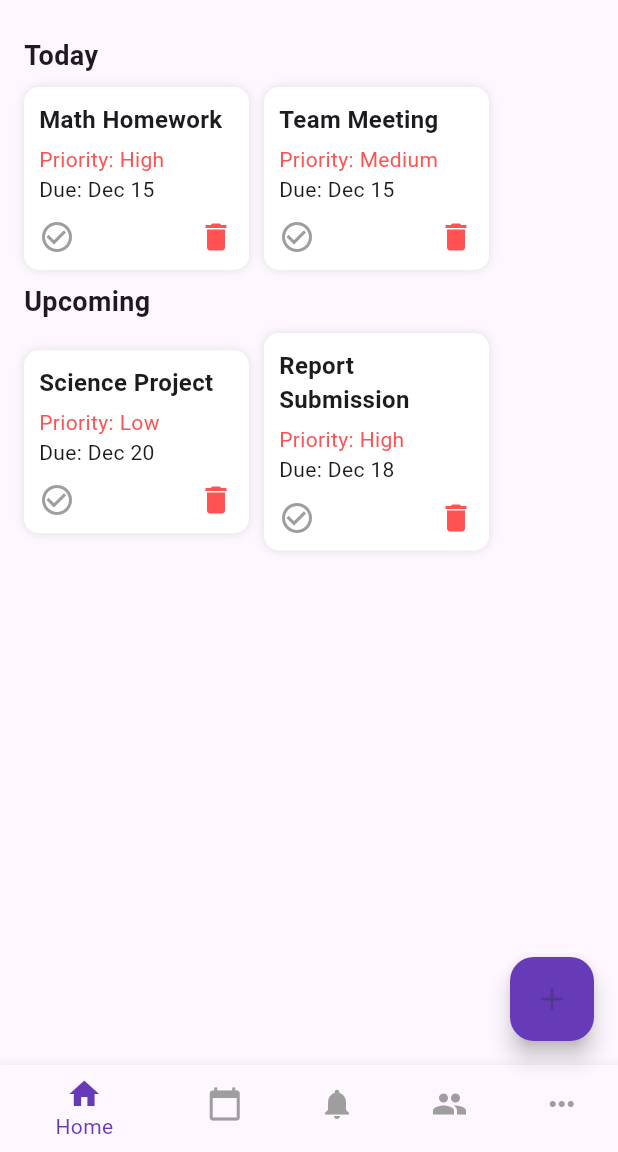
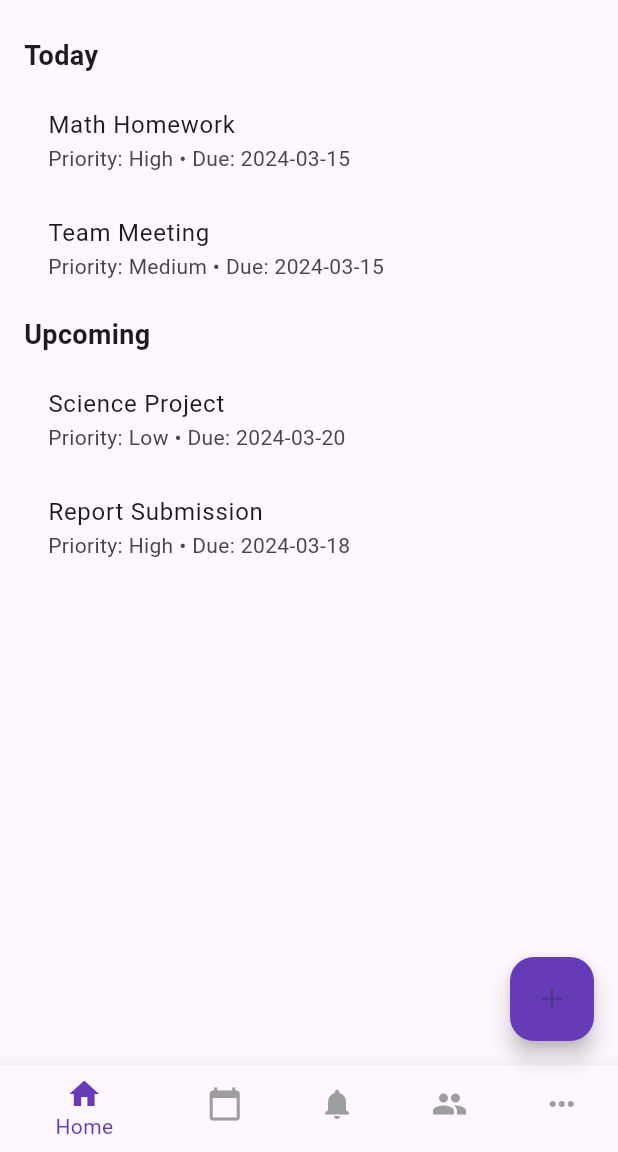
Before and after one commit to pubo123/flutter-test-repo, a Flutter app: the screen it shows once a user with an empty profile is signed in, on a phone screen of 412 x 824 dp, the part 84-1236 px from its top. Run offline on Flutter 3.47's test engine with Material 3 defaults, Android fonts, the phone set to English and light mode, and no system bars; our stand-ins replace firebase_auth, firebase_core; accounts and stored records are empty.

Commit message:
create_task_page

```diff
--- a/lib/screen/home.dart
+++ b/lib/screen/home.dart
@@ -6,6 +6,7 @@ import 'package:first_project/screen/team_page.dart';
 import 'package:first_project/screen/more_options_page.dart';
 import 'package:first_project/screen/profile_page.dart';
 import 'package:flutter/material.dart';
+import 'package:intl/intl.dart';
 
 void main() {
   runApp(MaterialApp(
@@ -23,36 +24,42 @@ class Home_Screen extends StatefulWidget {
 class _Home_ScreenState extends State<Home_Screen> {
   int _currentIndex = 0;
 
-  final List<Widget> _pages = [
-    HomeScreenBody(),     // The home screen body
-    CalendarPage(),       // Calendar Page
-    NotificationsPage(),  // Notifications Page
-    TeamsPage(),          // Teams Page
-    MoreOptionsPage(),    // More Options Page
-  ];
-
-  // List of tasks for Today and Upcoming sections
   List<Map<String, dynamic>> todayTasks = [
-    {'title': "Math Homework", 'priority': "High", 'dueDate': "Dec 15", 'completed': false},
-    {'title': "Team Meeting", 'priority': "Medium", 'dueDate': "Dec 15", 'completed': false},
+    {'title': "Math Homework", 'priority': "High", 'dueDate': "2024-03-15", 'completed': false},
+    {'title': "Team Meeting", 'priority': "Medium", 'dueDate': "2024-03-15", 'completed': false},
   ];
 
   List<Map<String, dynamic>> upcomingTasks = [
-    {'title': "Science Project", 'priority': "Low", 'dueDate': "Dec 20", 'completed': false},
-    {'title': "Report Submission", 'priority': "High", 'dueDate': "Dec 18", 'completed': false},
+    {'title': "Science Project", 'priority': "Low", 'dueDate': "2024-03-20", 'completed': false},
+    {'title': "Report Submission", 'priority': "High", 'dueDate': "2024-03-18", 'completed': false},
   ];
 
-  // Function to delete a task
-  void deleteTask(List tasks, int index) {
-    setState(() {
-      tasks.removeAt(index);
-    });
+  final List<Widget> _pages = [];
+
+  @override
+  void initState() {
+    super.initState();
+    _pages.addAll([
+      HomeScreenBody(todayTasks: todayTasks, upcomingTasks: upcomingTasks),
+      CalendarPage(),
+      NotificationsPage(),
+      TeamsPage(),
+      MoreOptionsPage(),
+    ]);
   }
 
-  // Function to mark a task as completed
-  void toggleComplete(List tasks, int index) {
+  // Function to add new tasks dynamically
+  void addNewTask(Map<String, dynamic> newTask) {
+    DateTime taskDueDate = DateTime.parse(newTask['dueDate']);
+    DateTime today = DateTime.now();
+
     setState(() {
-      tasks[index]['completed'] = !tasks[index]['completed'];
+      if (taskDueDate.difference(today).inDays <= 2) {
+        todayTasks.add(newTask);
+      } else {
+        upcomingTasks.add(newTask);
+      }
+      _pages[0] = HomeScreenBody(todayTasks: todayTasks, upcomingTasks: upcomingTasks);
     });
   }
 
@@ -72,7 +79,6 @@ class _Home_ScreenState extends State<Home_Screen> {
           IconButton(
             icon: Icon(Icons.account_circle),
             onPressed: () {
-              // Navigate to profile page
               Navigator.push(
                 context,
                 MaterialPageRoute(builder: (context) => ProfilePage()),
@@ -81,13 +87,17 @@ class _Home_ScreenState extends State<Home_Screen> {
           ),
         ],
       ),
-      body: _pages[_currentIndex], // Load the selected page
+      body: _pages[_currentIndex], // Load the selected page dynamically
       floatingActionButton: FloatingActionButton(
-        onPressed: () {
-          Navigator.push(
+        onPressed: () async {
+          final newTask = await Navigator.push(
             context,
             MaterialPageRoute(builder: (context) => CreateTaskPage()),
           );
+
+          if (newTask != null) {
+            addNewTask(newTask);
+          }
         },
         backgroundColor: Colors.deepPurple,
         child: Icon(Icons.add),
@@ -105,7 +115,7 @@ class _Home_ScreenState extends State<Home_Screen> {
         ],
         onTap: (index) {
           setState(() {
-            _currentIndex = index; // Update the index to load the selected page
+            _currentIndex = index;
           });
         },
       ),
@@ -114,23 +124,10 @@ class _Home_ScreenState extends State<Home_Screen> {
 }
 
 class HomeScreenBody extends StatelessWidget {
-  final List<Map<String, dynamic>> todayTasks = [
-    {'title': "Math Homework", 'priority': "High", 'dueDate': "Dec 15", 'completed': false},
-    {'title': "Team Meeting", 'priority': "Medium", 'dueDate': "Dec 15", 'completed': false},
-  ];
+  final List<Map<String, dynamic>> todayTasks;
+  final List<Map<String, dynamic>> upcomingTasks;
 
-  final List<Map<String, dynamic>> upcomingTasks = [
-    {'title': "Science Project", 'priority': "Low", 'dueDate': "Dec 20", 'completed': false},
-    {'title': "Report Submission", 'priority': "High", 'dueDate': "Dec 18", 'completed': false},
-  ];
-
-  void deleteTask(List tasks, int index) {
-    tasks.removeAt(index);
-  }
-
-  void toggleComplete(List tasks, int index) {
-    tasks[index]['completed'] = !tasks[index]['completed'];
-  }
+  HomeScreenBody({required this.todayTasks, required this.upcomingTasks});
 
   @override
   Widget build(BuildContext context) {
@@ -140,17 +137,9 @@ class HomeScreenBody extends StatelessWidget {
         crossAxisAlignment: CrossAxisAlignment.start,
         children: [
           SectionTitle(title: "Today"),
-          TaskList(
-            tasks: todayTasks,
-            onDelete: (index) => deleteTask(todayTasks, index),
-            onComplete: (index) => toggleComplete(todayTasks, index),
-          ),
+          TaskList(tasks: todayTasks),
           SectionTitle(title: "Upcoming"),
-          TaskList(
-            tasks: upcomingTasks,
-            onDelete: (index) => deleteTask(upcomingTasks, index),
-            onComplete: (index) => toggleComplete(upcomingTasks, index),
-          ),
+          TaskList(tasks: upcomingTasks),
         ],
       ),
     );
@@ -176,118 +165,18 @@ class SectionTitle extends StatelessWidget {
 
 class TaskList extends StatelessWidget {
   final List<Map<String, dynamic>> tasks;
-  final Function(int) onDelete;
-  final Function(int) onComplete;
 
-  TaskList({required this.tasks, required this.onDelete, required this.onComplete});
+  TaskList({required this.tasks});
 
   @override
   Widget build(BuildContext context) {
-    return SingleChildScrollView(
-      scrollDirection: Axis.horizontal,
-      child: Row(
-        children: tasks.asMap().entries.map((entry) {
-          int idx = entry.key;
-          Map task = entry.value;
-
-          return TaskCard(
-            title: task['title'],
-            priority: task['priority'],
-            dueDate: task['dueDate'],
-            completed: task['completed'],
-            onDelete: () => onDelete(idx),
-            onComplete: () => onComplete(idx),
-          );
-        }).toList(),
-      ),
+    return Column(
+      children: tasks.map((task) {
+        return ListTile(
+          title: Text(task['title']),
+          subtitle: Text("Priority: ${task['priority']} • Due: ${task['dueDate']}"),
+        );
+      }).toList(),
     );
   }
 }
-
-class TaskCard extends StatelessWidget {
-  final String title;
-  final String priority;
-  final String dueDate;
-  final bool completed;
-  final VoidCallback onDelete;
-  final VoidCallback onComplete;
-
-  TaskCard({
-    required this.title,
-    required this.priority,
-    required this.dueDate,
-    required this.completed,
-    required this.onDelete,
-    required this.onComplete,
-  });
-
-  @override
-  Widget build(BuildContext context) {
-    return GestureDetector(
-      onTap: () {
-        Navigator.push(
-          context,
-          MaterialPageRoute(
-            builder: (context) => TaskDetailsPage(
-              title: title,
-              priority: priority,
-              dueDate: dueDate,
-              notes: "This is a sample note for the task.",
-            ),
-          ),
-        );
-      },
-      child: Container(
-        margin: EdgeInsets.only(right: 10.0),
-        padding: EdgeInsets.all(10.0),
-        width: 150.0,
-        decoration: BoxDecoration(
-          color: completed ? Colors.grey.shade300 : Colors.white,
-          borderRadius: BorderRadius.circular(10.0),
-          boxShadow: [
-            BoxShadow(color: Colors.grey.shade300, blurRadius: 5.0),
-          ],
-        ),
-        child: Column(
-          crossAxisAlignment: CrossAxisAlignment.start,
-          children: [
-            Text(
-              title,
-              style: TextStyle(
-                fontSize: 16,
-                fontWeight: FontWeight.bold,
-                decoration: completed ? TextDecoration.lineThrough : TextDecoration.none,
-              ),
-            ),
-            SizedBox(height: 5.0),
-            Text(
-              "Priority: $priority",
-              style: TextStyle(color: Colors.redAccent),
-            ),
-            Text("Due: $dueDate"),
-            SizedBox(height: 10.0),
-            Row(
-              mainAxisAlignment: MainAxisAlignment.spaceBetween,
-              children: [
-                GestureDetector(
-                  onTap: onComplete,
-                  child: Icon(
-                    completed ? Icons.check_circle : Icons.check_circle_outline,
-                    color: completed ? Colors.green : Colors.grey,
-                  ),
-                ),
-                GestureDetector(
-                  onTap: onDelete,
-                  child: Icon(
-                    Icons.delete,
-                    color: Colors.redAccent,
-                  ),
-                ),
-              ],
-            ),
-          ],
-        ),
-      ),
-    );
-  }
-}
--- a/pubspec.yaml
+++ b/pubspec.yaml
@@ -32,6 +32,7 @@ dependencies:
     sdk: flutter
   firebase_auth: ^4.3.0
   cloud_firestore: ^4.5.0
+  intl: ^0.18.0
 
 
   # The following adds the Cupertino Icons font to your application.
```
Also changed, not shown: lib/screen/create_task_page.dart (+41 -16 lines), pubspec.lock.
